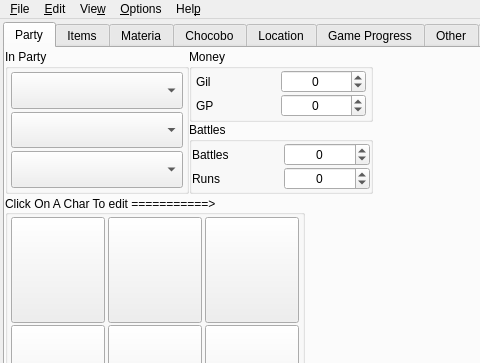
Old version of the form mainwindow.ui in the repository sithlord48/blackchocobo; both pictures show x 0 to 480 and y 0 to 363 of the 767 by 596 pixel window.
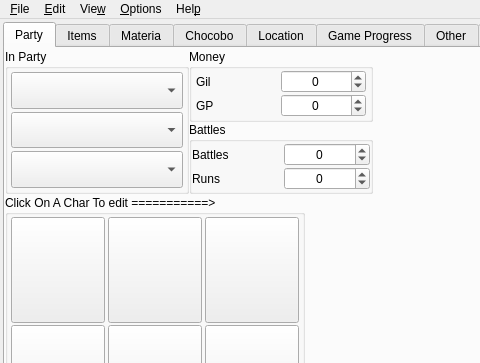
New version of the form. Icons and pictures are not drawn.

The edit to the form file:
```diff
--- a/mainwindow.ui
+++ b/mainwindow.ui
@@ -17,9 +17,6 @@
    <iconset resource="images.qrc">
     <normaloff>:/icon/bchoco</normaloff>:/icon/bchoco</iconset>
   </property>
-  <property name="styleSheet">
-   <string notr="true"/>
-  </property>
   <widget class="QWidget" name="centralWidget">
    <layout class="QVBoxLayout" name="verticalLayout_20">
     <property name="spacing">
@@ -421,18 +418,6 @@
            </item>
            <item>
             <widget class="QGroupBox" name="groupBox_5">
-             <property name="sizePolicy">
-              <sizepolicy hsizetype="Preferred" vsizetype="Preferred">
-               <horstretch>0</horstretch>
-               <verstretch>0</verstretch>
-              </sizepolicy>
-             </property>
-             <property name="minimumSize">
-              <size>
-               <width>0</width>
-               <height>0</height>
-              </size>
-             </property>
              <property name="maximumSize">
               <size>
                <width>300</width>
@@ -442,9 +427,6 @@
              <property name="title">
               <string>Click On A Char To edit ===========&gt;</string>
              </property>
-             <property name="alignment">
-              <set>Qt::AlignLeading|Qt::AlignLeft|Qt::AlignVCenter</set>
-             </property>
              <layout class="QGridLayout" name="gridLayout_2">
               <property name="leftMargin">
                <number>0</number>
```
Left out of the diff: 28 changed lines with no effect on the pictures.
